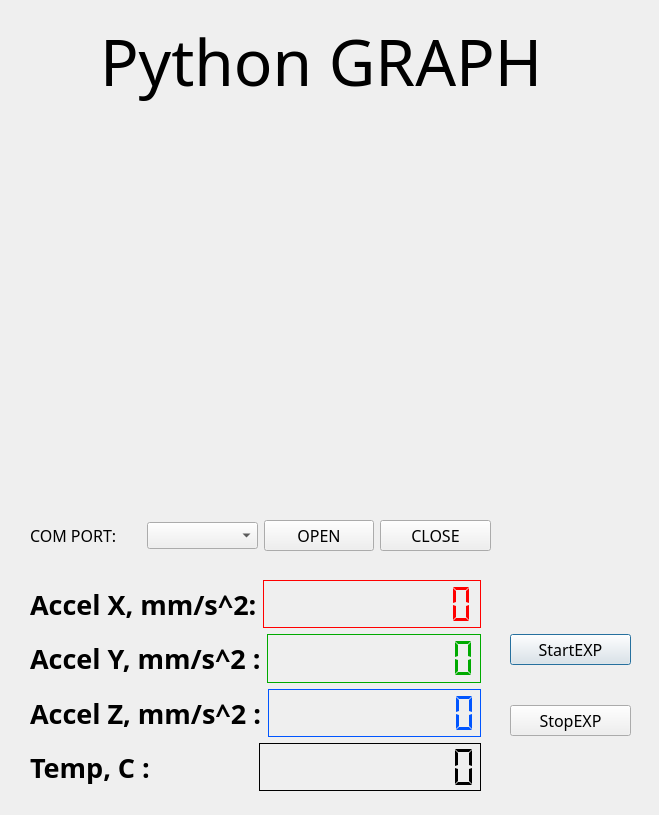
Above: Qt_Bluetooth/design.ui from VHile/BT_Vibration_sensor before the change. Below: the same form after it.
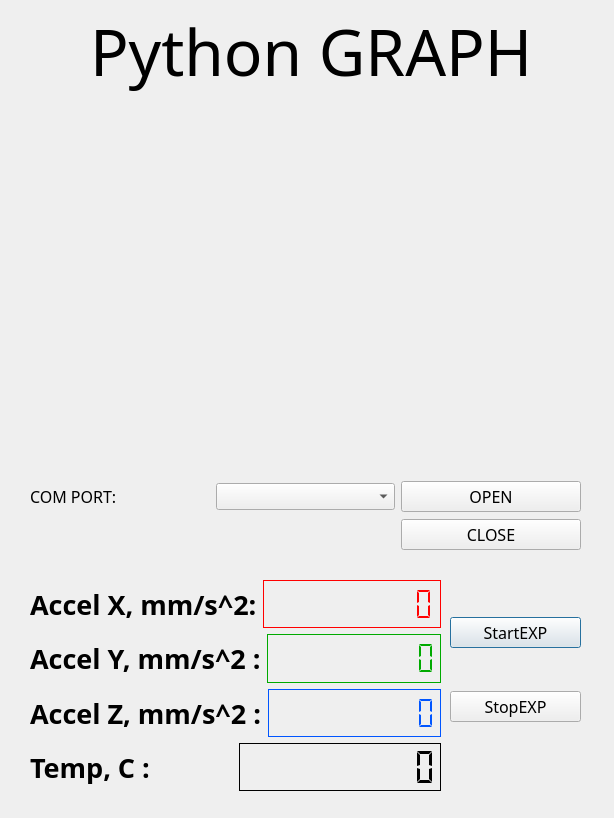
That is the form after the change. Custom widgets are drawn as their Qt base class.

Commit message: Add graph for fft

Patch:
```diff
--- a/Qt_Bluetooth/design.ui
+++ b/Qt_Bluetooth/design.ui
@@ -6,8 +6,8 @@
    <rect>
     <x>0</x>
     <y>0</y>
-    <width>659</width>
-    <height>815</height>
+    <width>614</width>
+    <height>818</height>
    </rect>
   </property>
   <property name="windowTitle">
@@ -16,14 +16,14 @@
   <widget class="QWidget" name="verticalLayoutWidget_2">
    <property name="geometry">
     <rect>
-     <x>510</x>
-     <y>600</y>
-     <width>121</width>
-     <height>171</height>
+     <x>450</x>
+     <y>580</y>
+     <width>131</width>
+     <height>181</height>
     </rect>
    </property>
-   <layout class="QVBoxLayout" name="verticalLayout_2">
-    <item>
+   <layout class="QGridLayout" name="gridLayout_3">
+    <item row="0" column="0">
      <widget class="QPushButton" name="onB">
       <property name="font">
        <font>
@@ -36,7 +36,7 @@
       </property>
      </widget>
     </item>
-    <item>
+    <item row="1" column="0">
      <widget class="QPushButton" name="offB">
       <property name="font">
        <font>
@@ -55,13 +55,13 @@
    <property name="geometry">
     <rect>
      <x>30</x>
-     <y>500</y>
-     <width>461</width>
+     <y>480</y>
+     <width>551</width>
      <height>71</height>
     </rect>
    </property>
-   <layout class="QHBoxLayout" name="horizontalLayout">
-    <item>
+   <layout class="QGridLayout" name="gridLayout">
+    <item row="0" column="0">
      <widget class="QLabel" name="label_6">
       <property name="font">
        <font>
@@ -74,7 +74,20 @@
       </property>
      </widget>
     </item>
-    <item>
+    <item row="1" column="3">
+     <widget class="QPushButton" name="closeB">
+      <property name="font">
+       <font>
+        <family>Swis721 BT</family>
+        <pointsize>12</pointsize>
+       </font>
+      </property>
+      <property name="text">
+       <string>CLOSE</string>
+      </property>
+     </widget>
+    </item>
+    <item row="0" column="1">
      <widget class="QComboBox" name="comL">
       <property name="font">
        <font>
@@ -84,7 +97,7 @@
       </property>
      </widget>
     </item>
-    <item>
+    <item row="0" column="3">
      <widget class="QPushButton" name="openB">
       <property name="font">
        <font>
@@ -97,36 +110,13 @@
       </property>
      </widget>
     </item>
-    <item>
-     <widget class="QPushButton" name="closeB">
-      <property name="font">
-       <font>
-        <family>Swis721 BT</family>
-        <pointsize>12</pointsize>
-       </font>
-      </property>
-      <property name="text">
-       <string>CLOSE</string>
-      </property>
-     </widget>
-    </item>
    </layout>
   </widget>
-  <widget class="PlotWidget" name="graph" native="true">
-   <property name="geometry">
-    <rect>
-     <x>20</x>
-     <y>90</y>
-     <width>621</width>
-     <height>381</height>
-    </rect>
-   </property>
-  </widget>
   <widget class="QLabel" name="label_5">
    <property name="geometry">
     <rect>
-     <x>100</x>
-     <y>0</y>
+     <x>90</x>
+     <y>-10</y>
      <width>471</width>
      <height>121</height>
     </rect>
@@ -141,17 +131,17 @@
     <string>Python GRAPH</string>
    </property>
   </widget>
-  <widget class="QWidget" name="">
+  <widget class="QWidget" name="layoutWidget">
    <property name="geometry">
     <rect>
      <x>30</x>
      <y>580</y>
-     <width>451</width>
+     <width>411</width>
      <height>211</height>
     </rect>
    </property>
-   <layout class="QVBoxLayout" name="verticalLayout">
-    <item>
+   <layout class="QGridLayout" name="gridLayout_2">
+    <item row="0" column="0">
      <layout class="QHBoxLayout" name="horizontalLayout_3">
       <item>
        <widget class="QLabel" name="label">
@@ -265,7 +255,7 @@
       </item>
      </layout>
     </item>
-    <item>
+    <item row="1" column="0">
      <layout class="QHBoxLayout" name="horizontalLayout_4">
       <item>
        <widget class="QLabel" name="label_2">
@@ -342,7 +332,7 @@
       </item>
      </layout>
     </item>
-    <item>
+    <item row="2" column="0">
      <layout class="QHBoxLayout" name="horizontalLayout_5">
       <item>
        <widget class="QLabel" name="label_3">
@@ -411,7 +401,7 @@
       </item>
      </layout>
     </item>
-    <item>
+    <item row="3" column="0">
      <layout class="QHBoxLayout" name="horizontalLayout_2">
       <item>
        <widget class="QLabel" name="label_4">
@@ -446,6 +436,24 @@
     </item>
    </layout>
   </widget>
+  <widget class="QWidget" name="layoutWidget">
+   <property name="geometry">
+    <rect>
+     <x>30</x>
+     <y>100</y>
+     <width>551</width>
+     <height>371</height>
+    </rect>
+   </property>
+   <layout class="QVBoxLayout" name="verticalLayout_2">
+    <item>
+     <widget class="PlotWidget" name="graph" native="true"/>
+    </item>
+    <item>
+     <widget class="QWidget" name="graph_2" native="true"/>
+    </item>
+   </layout>
+  </widget>
  </widget>
  <customwidgets>
   <customwidget>
```
